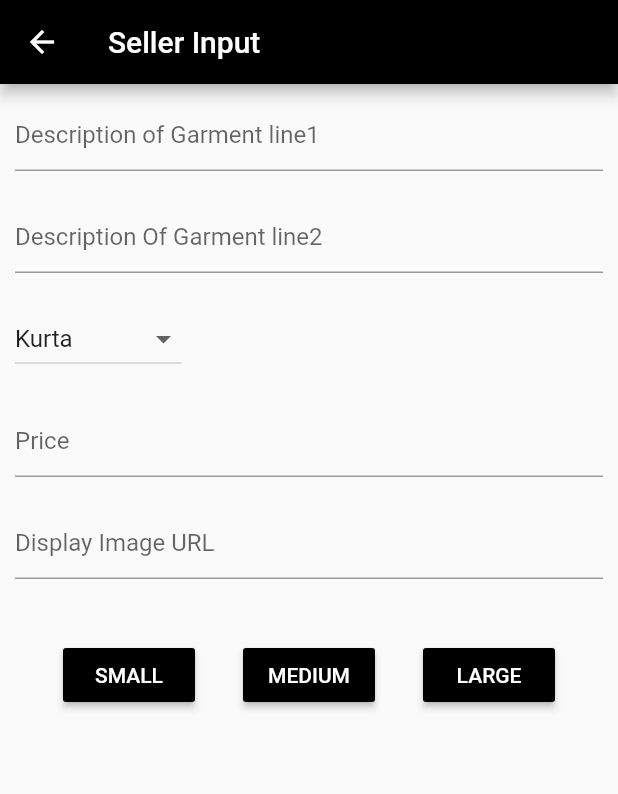
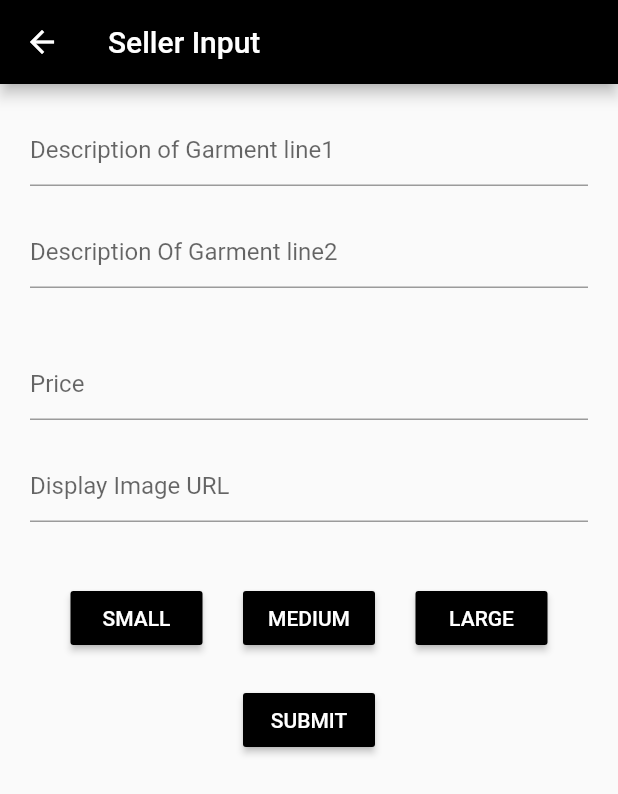
Before and after one commit to Nishtha2709/FindYourFit, a Flutter app: the SellerInput screen opened directly with sample values from the repository, on a phone screen of 412 x 824 dp. Shown: the top 794 px of the screen. Run offline on Flutter 3.47's test engine with Material 2 defaults, Android fonts, the phone set to English and light mode, and no system bars; our stand-ins replace firebase_core, get, image_picker; accounts and stored records are empty.

Commit message:
flutter Lap

```diff
--- a/lib/dress_model.dart
+++ b/lib/dress_model.dart
@@ -15,9 +15,9 @@ class Dress{
 List<Dress> dress=[
 
   Dress(
-    imageURL: 'images/myntra7.png',
-    dressName: 'Beautiful Black',
-    dressname: 'Shine In Black',
+    imageURL: 'images/myntra7.jpg',
+    dressName: 'Beautiful Pink Top',
+    dressname: 'Shine In Pink',
     price: '1500',
     ID: '1',
   ),
@@ -47,10 +47,10 @@ List<Dress> dress=[
   ),
 
   Dress(
-    imageURL: 'images/myntra4.png',
-    dressName: 'Magenta',
-    dressname: 'Own this look',
-    price: '1750',
+    imageURL: 'images/myntra_8.jpg',
+    dressName: 'tshirt',
+    dressname: 'pretty red',
+    price: '300',
     ID: '5',
   ),
 ];
--- a/lib/main.dart
+++ b/lib/main.dart
@@ -1,12 +1,16 @@
 
 import 'package:flutter/material.dart';
+import 'package:flutter/services.dart';
+import 'package:flutter/services.dart';
 import 'dress_container.dart';
 import 'seller_input.dart';
 import 'dress_model.dart';
 import 'package:findyourfit/dress_model.dart' as alpha;
 import 'package:get/get.dart';
+import 'package:firebase_core/firebase_core.dart';
 
 void main() {
+  //await Firebase.initializeApp();
   runApp(MyApp());
 }
 
--- a/lib/seller_input.dart
+++ b/lib/seller_input.dart
@@ -1,17 +1,12 @@
-import 'dart:io';
 import 'package:findyourfit/medium_size_input.dart';
 import 'package:findyourfit/large_size_input.dart';
 import 'package:flutter/material.dart';
 import 'package:flutter/services.dart';
-import 'package:findyourfit/dress_model.dart' as alpha;
-import 'package:get/get.dart';
 import 'dress_model.dart';
-import 'package:findyourfit/camera_input.dart';
 import 'package:findyourfit/small_size_input.dart';
 
 class SellerInput extends StatefulWidget {
   Dress dress;
-
 
   SellerInput({this.dress});
 
@@ -20,20 +15,12 @@ class SellerInput extends StatefulWidget {
 }
 
 class _SellerInputState extends State<SellerInput> {
+
   GlobalKey<FormState> _key = GlobalKey();
   bool _autoValidate = false;
   Dress dress;
 
   _SellerInputState(this.dress);
-
-  String DressType, small, medium, large;
-  String Kurta, Top, Formal_Shirt, Jeans;
-  List<DropdownMenuItem<String>> items = [
-    DropdownMenuItem(child: Text('Kurta')),
-    DropdownMenuItem(child: Text('Top')),
-    DropdownMenuItem(child: Text('Formal Shirt')),
-    DropdownMenuItem(child: Text('Jeans')),
-  ];
 
   @override
   Widget build(BuildContext context) {
@@ -49,7 +36,7 @@ class _SellerInputState extends State<SellerInput> {
           padding: EdgeInsets.all(10),
           child: Expanded(
             child: Container(
-              //padding: EdgeInsets.all(),
+              padding: EdgeInsets.all(10),
               child: Form(
                 key: _key,
                 autovalidate: _autoValidate,
@@ -68,7 +55,8 @@ class _SellerInputState extends State<SellerInput> {
         crossAxisAlignment: CrossAxisAlignment.start,
         children: <Widget>[
           TextFormField(
-          decoration: InputDecoration(hintText: 'Description of Garment line1'),
+            decoration:
+                InputDecoration(hintText: 'Description of Garment line1'),
             inputFormatters: [
               LengthLimitingTextInputFormatter(20),
             ],
@@ -88,20 +76,6 @@ class _SellerInputState extends State<SellerInput> {
           ),
           SizedBox(
             height: 20,
-        ),
-        DropdownButton(
-          items: items,
-          value: DressType,
-          onChanged: (val) {
-            hint:
-            Text(
-              DressType = val,
-            );
-            setState(() {
-              DressType;
-            });
-          },
-
           ),
           SizedBox(
             height: 20,
@@ -177,7 +151,45 @@ class _SellerInputState extends State<SellerInput> {
               ),
             ],
           ),
-      ],
+          SizedBox(height: 20,),
+          Center(
+            child: Column(
+                mainAxisAlignment: MainAxisAlignment.center,
+                children: <Widget>[
+                  RaisedButton(
+                    onPressed: () {
+                      Navigator.pop(context);
+                      OpenAlert();
+                    },
+                    child: Text(
+                      'SUBMIT',
+                      style: TextStyle(
+                        color: Colors.white,
+                      ),
+                    ),
+                    color: Colors.black,
+                  ),
+                ]),
+          )
+        ]);
+  }
+
+  Future<void> OpenAlert() async{
+    return showDialog(
+        context: this.context,
+        barrierDismissible: false,
+        builder: (BuildContext context){
+          return AlertDialog(
+            title: Text("Success!"),
+            content: SingleChildScrollView(
+              child: ListBody(
+                  children:<Widget>[
+                    Text("Successfully Submitted"),
+                  ]
+              ),
+            ),
+          );
+        }
     );
   }
 }
--- a/pubspec.yaml
+++ b/pubspec.yaml
@@ -30,7 +30,9 @@ dependencies:
   async: ^2.5.0
   path_provider:
   image_picker: ^0.7.4
-  firebase_core:
+  firebase_core: ^1.0.3
+  firebase_database: ^6.1.2
+  firebase_storage:
   flutter:
     sdk: flutter
 
```
Also changed, not shown: lib/camera_input.dart (+37 -8 lines), lib/large_size_input.dart (+78 -23 lines), lib/medium_size_input.dart (+79 -35 lines), lib/small_size_input.dart (+81 -24 lines), images/myntra_8.jpg (added), pubspec.lock. Lines whose indentation alone changed are shown as unchanged.
